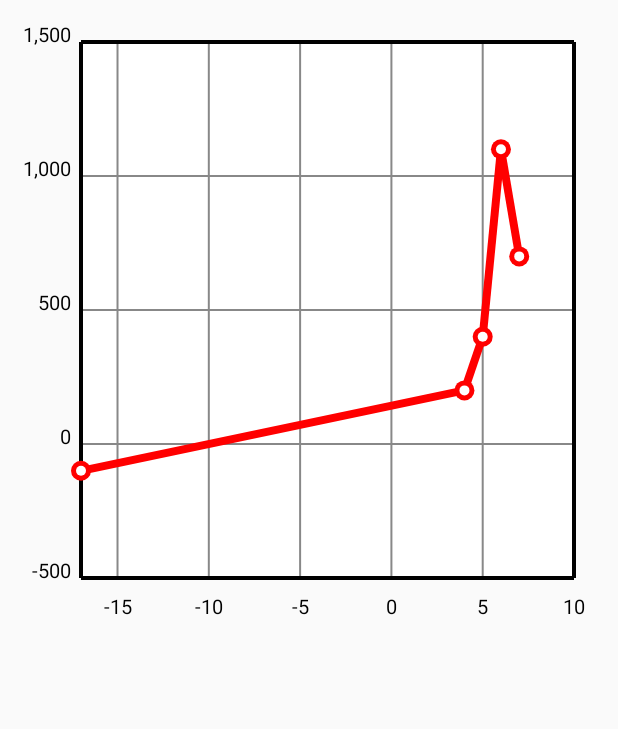
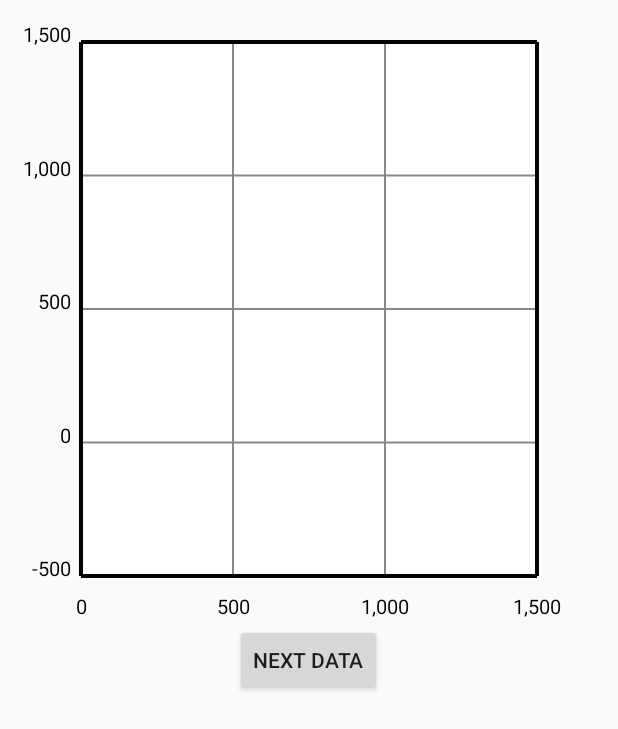
Before and after one commit to hogelog/line-chart-view, an Android app: the LineChartActivity screen opened directly, with no data from a screen before it, on a phone screen of 412 x 824 dp. Shown: the top 729 px of the screen. Run offline under Robolectric (Android 15) with nearby library versions, the phone set to English and light mode, and no system bars.

Commit message:
Generate random graph at demo application

```diff
--- a/line-chart-view-demo/src/main/java/org/hogel/android/linechartviewdemo/LineChartActivity.java
+++ b/line-chart-view-demo/src/main/java/org/hogel/android/linechartviewdemo/LineChartActivity.java
@@ -2,29 +2,39 @@ package org.hogel.android.linechartviewdemo;
 
 import android.app.Activity;
 import android.os.Bundle;
+import android.view.View;
 import org.hogel.android.linechartview.LineChartView;
 
 import java.util.ArrayList;
 import java.util.List;
 
 public class LineChartActivity extends Activity {
+    private static final double MAX_Y = 1000;
+    private LineChartView chartView;
+
     @Override
     protected void onCreate(Bundle savedInstanceState) {
         super.onCreate(savedInstanceState);
 
         setContentView(R.layout.activity_chart);
 
-        LineChartView chartView  = (LineChartView) findViewById(R.id.chart_view);
-        chartView.setPoints(generatePoints());
+        chartView  = (LineChartView) findViewById(R.id.chart_view);
+
+        View nextButton = findViewById(R.id.next_data);
+        nextButton.setOnClickListener(new View.OnClickListener() {
+            @Override
+            public void onClick(View v) {
+                nextChartData();
+            }
+        });
     }
 
-    private List<LineChartView.Point> generatePoints() {
+    private void nextChartData() {
         List<LineChartView.Point> points = new ArrayList<>();
-        points.add(new LineChartView.Point(-17, -100));
-        points.add(new LineChartView.Point(4, 200));
-        points.add(new LineChartView.Point(5, 400));
-        points.add(new LineChartView.Point(6, 1100));
-        points.add(new LineChartView.Point(7, 700));
-        return points;
+        for (int i = 0; i < 10; i++) {
+            int y = (int) (Math.random() * MAX_Y);
+            points.add(new LineChartView.Point(i, y));
+        }
+        chartView.setPoints(points);
     }
 }
--- a/line-chart-view-demo/src/main/res/layout/activity_chart.xml
+++ b/line-chart-view-demo/src/main/res/layout/activity_chart.xml
@@ -23,4 +23,11 @@
                 />
     </FrameLayout>
 
+    <Button
+            android:id="@+id/next_data"
+            android:layout_width="wrap_content"
+            android:layout_height="wrap_content"
+            android:layout_gravity="center"
+            android:text="Next data"
+            />
 </LinearLayout>
```
